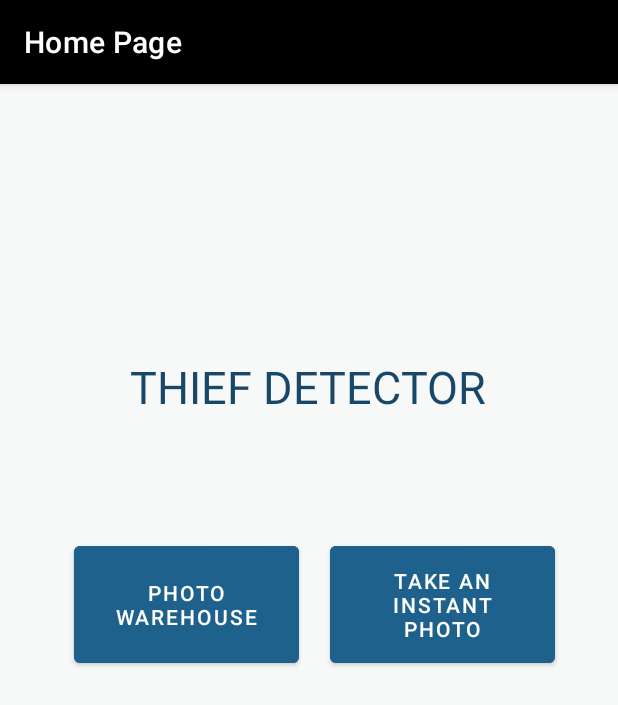
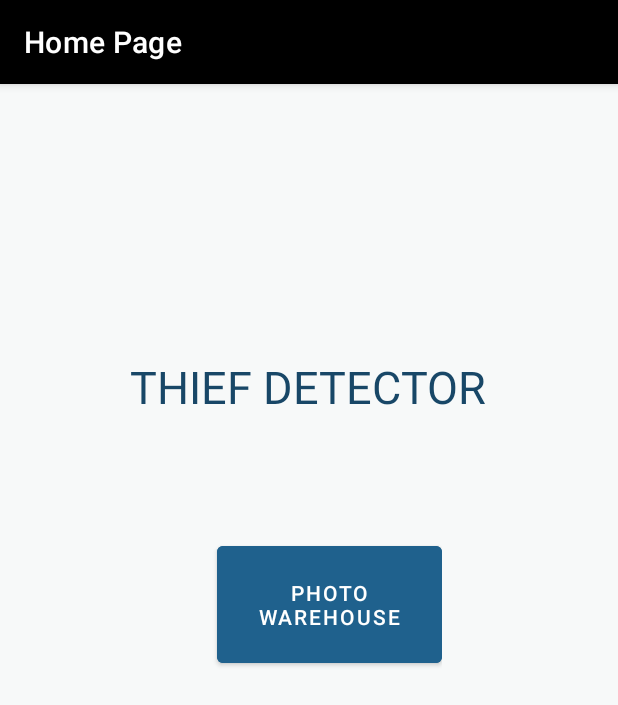
Before and after one commit to furkan-can/CSE310_CourseProject, an Android app: the screen it shows after launch (MainActivity), on a phone screen of 412 x 824 dp. Shown: the top 705 px of the screen. Run offline under Robolectric (Android 15) with nearby library versions, the phone set to English and light mode, and no system bars; our stand-ins replace navigation-ui; Roboto replaces fonts that are not available here.

Commit message:
Firebase entegration is added and mobile application is finished by Humeyra Koseoglu

```diff
--- /dev/null
+++ b/app/src/main/java/com/example/thiefdetector/model/Photos.kt
@@ -0,0 +1,6 @@
+package com.example.thiefdetector.model
+
+data class Photos (
+    var imagePath: String? = null,
+    var time: String? = null,
+)
--- a/app/src/main/java/com/example/thiefdetector/view/HomeFragment.kt
+++ b/app/src/main/java/com/example/thiefdetector/view/HomeFragment.kt
@@ -8,16 +8,22 @@ import android.widget.Button
 import androidx.fragment.app.Fragment
 import androidx.navigation.Navigation
 
+/**
+ * @author Hümeyra Polat
+ * @since 24.06.2022
+ */
+
 
 class HomeFragment : Fragment() {
 
+
     private lateinit var btn_warehouse: Button
-    private lateinit var btn_instant_photo: Button
 
-    override fun onCreate(savedInstanceState: Bundle?) {
-        super.onCreate(savedInstanceState)
+
+    override fun onViewCreated(view: View, savedInstanceState: Bundle?) {
+        super.onViewCreated(view, savedInstanceState)
+
     }
-
 
     override fun onCreateView(
         inflater: LayoutInflater, container: ViewGroup?,
@@ -27,19 +33,19 @@ class HomeFragment : Fragment() {
             inflater.inflate(com.example.thiefdetector.R.layout.fragment_home, container, false)
 
         btn_warehouse = view.findViewById(com.example.thiefdetector.R.id.button_warehouse)
-        btn_instant_photo = view.findViewById(com.example.thiefdetector.R.id.button_instant)
         btn_warehouse.setOnClickListener {
             Navigation.findNavController(view)
                 .navigate(com.example.thiefdetector.R.id.action_homeFragment_to_photoWarehouseFragment)
         }
-        btn_instant_photo.setOnClickListener {
-            Navigation.findNavController(view)
-                .navigate(com.example.thiefdetector.R.id.action_homeFragment_to_instantPhotoFragment)
-        }
+
 
         // Inflate the layout for this fragment
         return view
     }
 
 
+
+
+
+
 }
--- a/app/src/main/java/com/example/thiefdetector/view/MainActivity.kt
+++ b/app/src/main/java/com/example/thiefdetector/view/MainActivity.kt
@@ -2,10 +2,8 @@ package com.example.thiefdetector.view
 
 import androidx.appcompat.app.AppCompatActivity
 import android.os.Bundle
-import android.widget.Button
 import androidx.navigation.NavController
 import androidx.navigation.Navigation
-import androidx.navigation.findNavController
 import androidx.navigation.ui.NavigationUI
 import com.example.thiefdetector.R
 
@@ -20,17 +18,6 @@ class MainActivity : AppCompatActivity() {
         navController = Navigation.findNavController(this, R.id.fragment)
         NavigationUI.setupActionBarWithNavController(this, navController)
 
-       /* val buttonWarehouse = findViewById<Button>(R.id.button_warehouse)
-        buttonWarehouse.setOnClickListener {
-            it.findNavController().navigate(R.id.action_homeFragment_to_photoWarehouseFragment)
-        }
-
-        val buttonInstantPhoto = findViewById<Button>(R.id.button_instant)
-        buttonInstantPhoto.setOnClickListener {
-            it.findNavController().navigate(R.id.action_homeFragment_to_instantPhotoFragment)
-        }*/
-
-
     }
 
     override fun onSupportNavigateUp(): Boolean {
--- a/app/src/main/res/layout/fragment_home.xml
+++ b/app/src/main/res/layout/fragment_home.xml
@@ -21,7 +21,7 @@
         android:textSize="30sp" />
 
     <androidx.constraintlayout.widget.ConstraintLayout
-        android:layout_width="match_parent"
+        android:layout_width="wrap_content"
         android:layout_height="wrap_content"
         android:layout_gravity="center"
         android:layout_margin="20dp"
@@ -41,18 +41,6 @@
             app:layout_constraintStart_toStartOf="parent"
             app:layout_constraintTop_toTopOf="parent" />
 
-        <Button
-            android:id="@+id/button_instant"
-            android:layout_width="150dp"
-            android:layout_height="90dp"
-            android:layout_margin="20dp"
-            android:layout_marginStart="20dp"
-            android:backgroundTint="#1F618D"
-            android:text="TAKE AN INSTANT PHOTO"
-            app:layout_constraintEnd_toEndOf="parent"
-            app:layout_constraintStart_toEndOf="@+id/button_warehouse"
-            app:layout_constraintTop_toTopOf="parent" />
-
     </androidx.constraintlayout.widget.ConstraintLayout>
 
 
--- a/app/src/main/res/layout/fragment_photo_warehouse.xml
+++ b/app/src/main/res/layout/fragment_photo_warehouse.xml
@@ -4,7 +4,7 @@
     android:layout_width="match_parent"
     android:layout_height="match_parent"
     android:orientation="vertical"
-    android:background="#F7F9F9"
+    android:background="#FFFFFF"
     tools:context=".view.PhotoWarehouseFragment">
 
 
@@ -14,7 +14,7 @@
         android:layout_height="wrap_content"
         android:text="PHOTO WAREHOUSE"
         android:layout_gravity="center"
-        android:textSize="23sp"
+        android:textSize="26sp"
         android:layout_marginBottom="10dp"
         android:layout_marginTop="30dp"
         android:textColor="#184767"
@@ -22,6 +22,7 @@
         android:textStyle="bold"/>
 
     <androidx.recyclerview.widget.RecyclerView
+        android:id="@+id/photos_recycler"
         android:layout_width="match_parent"
         android:layout_height="wrap_content"
         android:layout_gravity="center"
--- a/build.gradle
+++ b/build.gradle
@@ -2,11 +2,16 @@
 
 buildscript {
     ext.kotlin_version = "1.4.32"
+    repositories {
+        // Check that you have the following line (if not, add it):
+        google()  // Google's Maven repository
 
+    }
 
     dependencies {
         classpath "com.android.tools.build:gradle:4.1.3"
         classpath "org.jetbrains.kotlin:kotlin-gradle-plugin:$kotlin_version"
+        classpath 'com.google.gms:google-services:4.3.10'
 
         // NOTE: Do not place your application dependencies here; they belong
         // in the individual module build.gradle files
@@ -23,6 +28,7 @@ plugins {
     id 'org.jetbrains.kotlin.android' version '1.6.21' apply false
 }
 
+
 task clean(type: Delete) {
     delete rootProject.buildDir
 }
--- a/gradle.properties
+++ b/gradle.properties
@@ -15,6 +15,7 @@ org.gradle.jvmargs=-Xmx2048m -Dfile.encoding=UTF-8
 # Android operating system, and which are packaged with your app"s APK
 # https://developer.android.com/topic/libraries/support-library/androidx-rn
 android.useAndroidX=true
+android.enableJetifier=true
 # Kotlin code style for this project: "official" or "obsolete":
 kotlin.code.style=official
 # Enables namespacing of each library's R class so that its R class includes only the
```
Also changed, not shown: app/build.gradle (+39 -0 lines), app/src/main/java/com/example/thiefdetector/adapter/ThiefDetectorAdapter.kt (+9 -6 lines), app/src/main/java/com/example/thiefdetector/view/PhotoWarehouseFragment.kt (+77 -1 lines), app/src/main/res/layout/photo_item.xml (+2 -11 lines), 1 other file.
